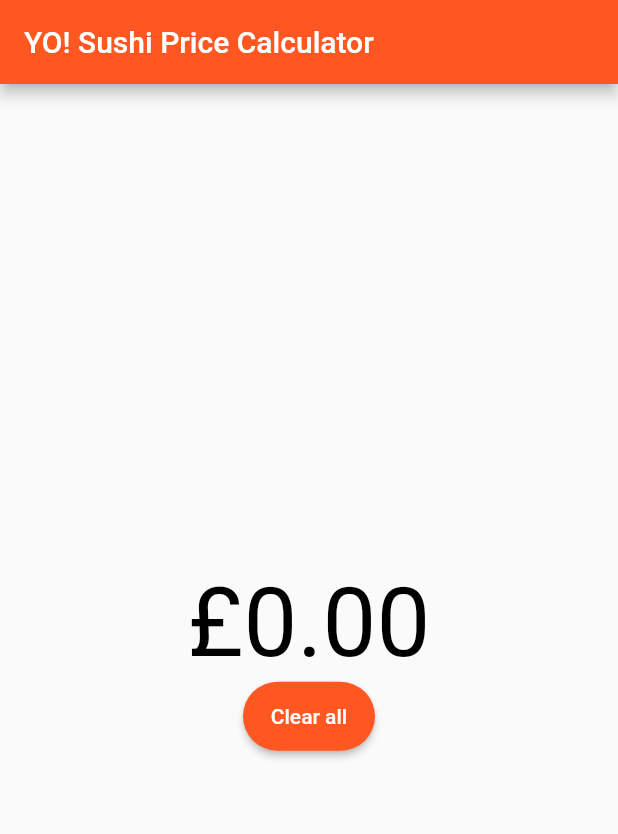
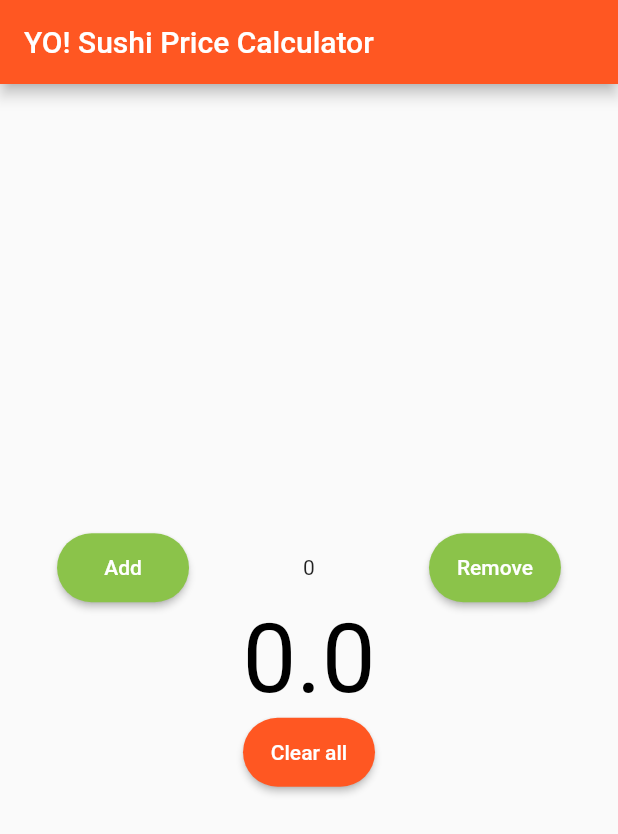
Before and after one commit to wrussell1999/yo-sushi-price-calculator-flutter, a Flutter app: the screen it shows after launch, on a phone screen of 412 x 824 dp. Shown: the top 834 px of the screen. Run offline on Flutter 3.47's test engine with Material 2 defaults, Android fonts, the phone set to English and light mode, and no system bars.

Commit message:
Green buttons added
Green counter doesn't work. Rounding errors occur

```diff
--- a/lib/main.dart
+++ b/lib/main.dart
@@ -37,22 +37,39 @@ class MyHomePage extends StatefulWidget {
 }
 
 class _MyHomePageState extends State<MyHomePage> {
-  String total = '£0.00';
+  double _totalValue = 0.00;
+  int _greenTotal = 0;
+  int _blueTotal = 0;
+  int _purpleTotal = 0;
+  int _orangeTotal = 0;
+  int _pinkTotal = 0;
+  int _greyTotal = 0;
 
-  void _add() {
+  void _add(double increase) {
     setState(() {
-
+      _totalValue += increase;
     });
   }
 
-  void _clear() {
+  void _remove(double decrease) {
     setState(() {
+      if (_totalValue - decrease < 0) {
+        _totalValue = 0.00;
+      } else {
+        _totalValue -= decrease;
+      }
     });
   }
 
   void _clearAll() {
     setState(() {
-      total = '£0.00';
+      _totalValue = 0.00;
+      _greenTotal = 0;
+      _blueTotal = 0;
+      _purpleTotal = 0;
+      _orangeTotal = 0;
+      _pinkTotal = 0;
+      _greyTotal = 0;
     });
   }
 
@@ -62,12 +79,39 @@ class _MyHomePageState extends State<MyHomePage> {
       appBar: AppBar(
         title: Text(widget.title),
       ),
-      body: Center(
-        child: Column(
+      body: new Container(
+        child: new Column(
           mainAxisAlignment: MainAxisAlignment.center,
           children: <Widget>[
+            new Container(
+              child: new Row(
+                mainAxisAlignment: MainAxisAlignment.spaceAround,
+                children: <Widget>[
+                new RaisedButton(
+                  child: Text("Add"),
+                  onPressed: () => _add(2.30),
+                  color: Colors.lightGreen,
+                  textColor: Colors.white,
+                  padding: EdgeInsets.fromLTRB(15, 15, 15, 15),
+                  shape: new RoundedRectangleBorder(borderRadius: new BorderRadius.circular(30.0)),
+                  splashColor: Colors.grey,
+                  ),
+                new Text("$_greenTotal",),
+                new RaisedButton(
+                  child: Text("Remove"),
+                  onPressed: () => _remove(2.30),
+                  color: Colors.lightGreen,
+                  textColor: Colors.white,
+                  padding: EdgeInsets.fromLTRB(15, 15, 15, 15),
+                  shape: new RoundedRectangleBorder(borderRadius: new BorderRadius.circular(30.0)),
+                  splashColor: Colors.grey,
+                  )
+              ],)
+            ),
+            new Container(
+              child: new Column(children: <Widget>[
                 Text(
-              '£0.00',
+                  "$_totalValue",
                   style: new TextStyle(
                     fontSize: 64.0,
                     color: Colors.black,)
@@ -81,6 +125,8 @@ class _MyHomePageState extends State<MyHomePage> {
                   shape: new RoundedRectangleBorder(borderRadius: new BorderRadius.circular(30.0)),
                   splashColor: Colors.grey,
                 )
+              ],)
+            ),
           ],
         ),
       ),
```
Also changed, not shown: 6 other files. Lines whose indentation alone changed are shown as unchanged.
